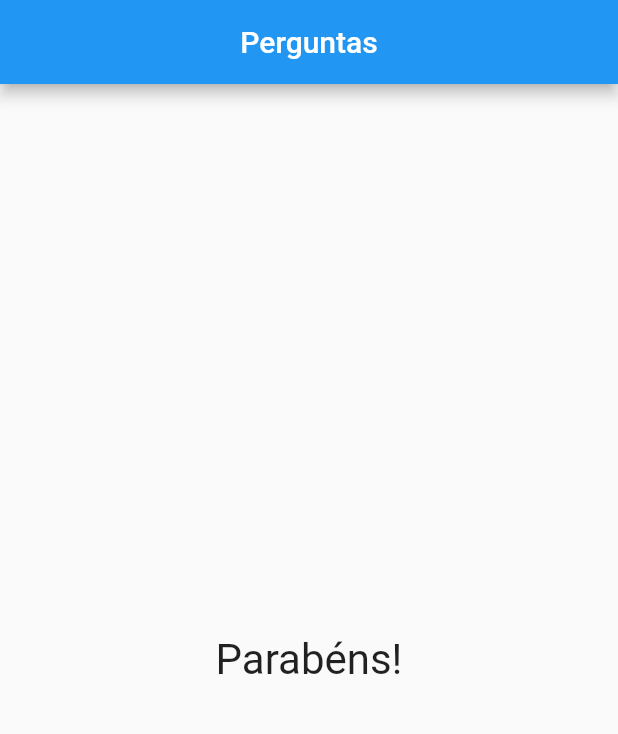
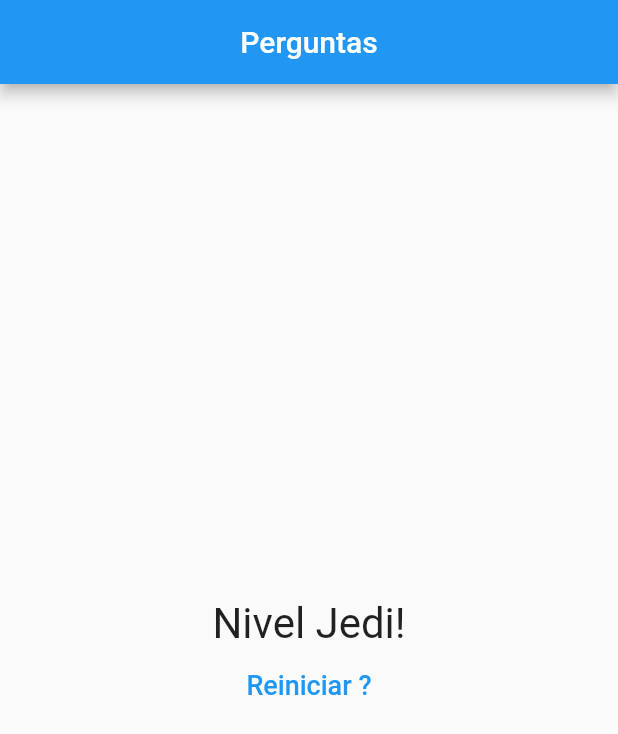
Before and after one commit to angeloconfer/coder_flutter, a Flutter app: the screen it shows after launch, after a tap on "Preto", after a tap on "Cobra", after a tap on "Carol", on a phone screen of 412 x 824 dp. Shown: the top 734 px of the screen. Run offline on Flutter 3.47's test engine with Material 2 defaults, Android fonts, the phone set to English and light mode, and no system bars.

Commit message:
projeto_perguntas

```diff
--- a/projeto_perguntas/lib/main.dart
+++ b/projeto_perguntas/lib/main.dart
@@ -10,36 +10,62 @@ class PerguntaApp extends StatefulWidget {
 }
 
 class _PerguntaAppState extends State<PerguntaApp> {
-
   final List<Map<String, Object>> _perguntas = const [
     {
       'texto': 'Qual é a sua cor favorita ?',
-      'respostas': ['Preto', 'Vermelho', 'Verde', 'Branco'],
+      'respostas': [
+        {'texto': 'Preto', 'pontuacao': 10},
+        {'texto': 'Vermelho', 'pontuacao': 5},
+        {'texto': 'Verde', 'pontuacao': 3},
+        {'texto': 'Branco', 'pontuacao': 1},
+      ],
     },
     {
       'texto': 'Qual é a sua animal favorita ?',
-      'respostas': ['Coelho', 'Cobra', 'Lagarto', 'Tigre'],
+      'respostas': [
+        {'texto': 'Coelho', 'pontuacao': 10},
+        {'texto': 'Cobra', 'pontuacao': 5},
+        {'texto': 'Lagarto', 'pontuacao': 3},
+        {'texto': 'Tigre', 'pontuacao': 1},
+      ],
     },
     {
       'texto': 'Qual é a sua instrutor favorito ?',
-      'respostas': ['Maria', 'Angelo', 'Carol', 'Betina'],
+      'respostas': [
+        {
+          'texto': 'Maria',
+          'pontuacao': 10,
+        },
+        {'texto': 'Angelo', 'pontuacao': 5},
+        {'texto': 'Carol', 'pontuacao': 3},
+        {'texto': 'Betina', 'pontuacao': 1},
+      ],
     },
-   ];
+  ];
 
-   var _perguntaSelecionada = 0;
+  var _perguntaSelecionada = 0;
+  var _pontuacaoTotal = 0;
 
-   bool get temPerguntaSelecionada {
+  bool get temPerguntaSelecionada {
     return _perguntaSelecionada < _perguntas.length;
-   }
+  }
 
-   void _responder() {
+  void _responder(int pontuacao) {
     if (temPerguntaSelecionada) {
       setState(
         () {
           _perguntaSelecionada++;
+          _pontuacaoTotal += pontuacao;
         },
       );
     }
+  }
+
+  void _reiniciarQuestionario(){
+    setState(() {
+      _perguntaSelecionada = 0;
+      _pontuacaoTotal = 0;
+    });
   }
 
   @override
@@ -60,7 +86,7 @@ class _PerguntaAppState extends State<PerguntaApp> {
                 perguntaSelecionada: _perguntaSelecionada,
                 quandoResponder: _responder,
               )
-            : Resultado(),
+            : Resultado(_pontuacaoTotal,_reiniciarQuestionario),
       ),
     );
   }
--- a/projeto_perguntas/lib/questionario.dart
+++ b/projeto_perguntas/lib/questionario.dart
@@ -5,7 +5,7 @@ import 'resposta.dart';
 class Questionario extends StatelessWidget {
   final List<Map<String, Object>> perguntas;
   final int perguntaSelecionada;
-  final void Function() quandoResponder;
+  final void Function(int) quandoResponder;
 
   // @requiered == exige que os paramêtros sejem preenchidos
   Questionario({
@@ -21,7 +21,7 @@ class Questionario extends StatelessWidget {
   @override
   Widget build(BuildContext context) {
     // ABORDAGEM DECLARATIVA
-    List<String> respostas = temPerguntaSelecionada
+    List<Map<String, Object>> respostas = temPerguntaSelecionada
         ? perguntas[perguntaSelecionada]['respostas']
         : null;
 
@@ -32,7 +32,12 @@ class Questionario extends StatelessWidget {
     return Column(
       children: <Widget>[
         Questao(perguntas[perguntaSelecionada]['texto']),
-        ...respostas.map((t) => Resposta(t, quandoResponder)).toList(),
+        ...respostas.map((resp) {
+          return Resposta(
+            resp['texto'],
+            () => quandoResponder(resp['pontuacao']),
+          );
+        }).toList(),
       ],
     );
   }
--- a/projeto_perguntas/lib/resultado.dart
+++ b/projeto_perguntas/lib/resultado.dart
@@ -1,13 +1,45 @@
 import 'package:flutter/material.dart';
 
 class Resultado extends StatelessWidget {
+  final int pontuacao;
+  final void Function() quandoReiniciarQuestionario;
+
+  Resultado(this.pontuacao, this.quandoReiniciarQuestionario);
+
+  String get fraseResultado {
+    if (pontuacao < 8) {
+      return 'Parabens !';
+    } else if (pontuacao < 12) {
+      return 'Você é bom!';
+    } else if (pontuacao < 16) {
+      return 'Impressionante!';
+    } else {
+      return 'Nivel Jedi!';
+    }
+  }
+
   @override
   Widget build(BuildContext context) {
-    return Center(
-      child: Text(
-        'Parabéns!',
-        style: TextStyle(fontSize: 28),
-      ),
+    return Column(
+      mainAxisAlignment: MainAxisAlignment.center,
+      children: <Widget>[
+        Center(
+          child: Text(
+            fraseResultado,
+            style: TextStyle(fontSize: 28),
+          ),
+        ),
+        FlatButton(
+          onPressed: quandoReiniciarQuestionario,
+          child: Text(
+            'Reiniciar ?',
+            style: TextStyle(
+              fontSize: 18,
+            ),
+          ),
+          textColor: Colors.blue,
+        )
+      ],
     );
   }
 }
```
